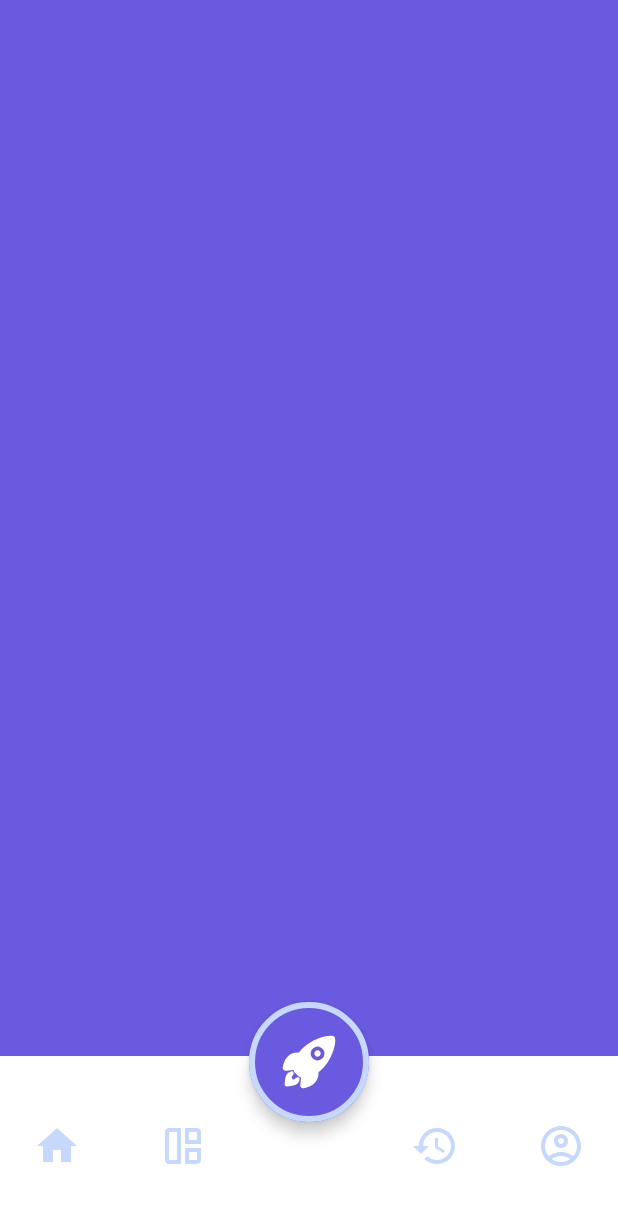
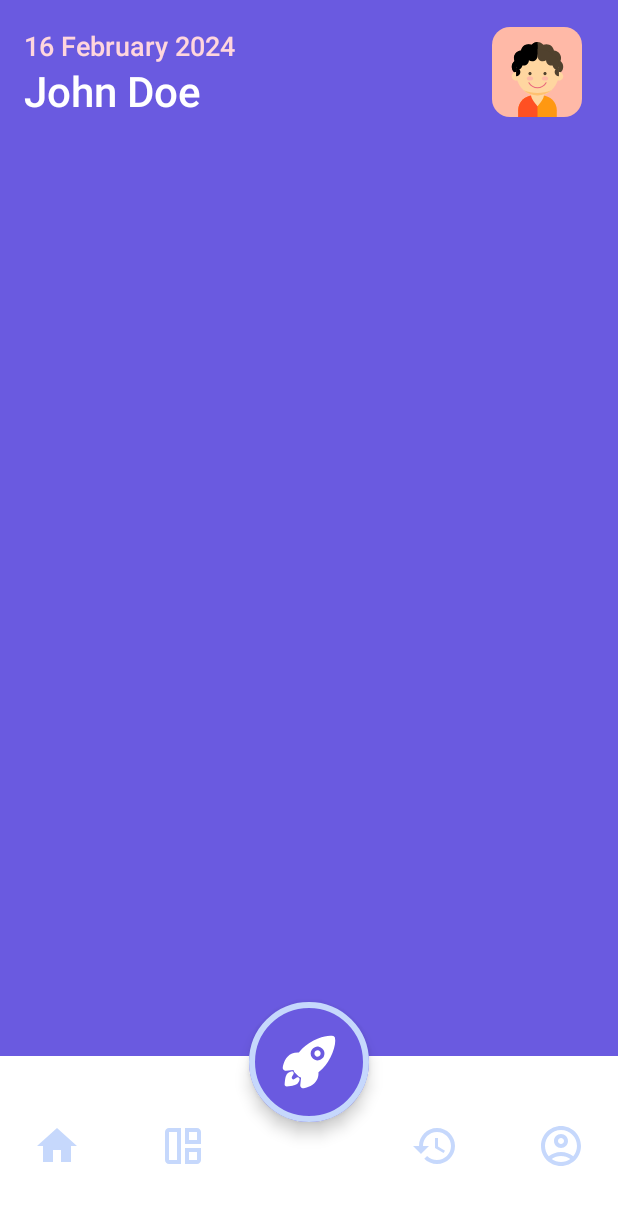
Before and after one commit to MuhammadRadifa/QuizKit, an Android app built with Jetpack Compose: the @Preview function MainAppPreview, on a phone screen of 412 x 824 dp. Shown: the top 1205 px of the screen. Run offline under Robolectric (Android 15) with nearby library versions, the phone set to English and light mode, and no system bars.

```diff
--- a/app/src/main/java/com/example/quizkit/presentation/MainApp.kt
+++ b/app/src/main/java/com/example/quizkit/presentation/MainApp.kt
@@ -8,7 +8,7 @@ fun MainApp(){
     MainScreen()
 }
 
-@Preview
+@Preview(showSystemUi = true)
 @Composable
 fun MainAppPreview(){
     MainApp()
--- a/app/src/main/java/com/example/quizkit/presentation/MainScreen.kt
+++ b/app/src/main/java/com/example/quizkit/presentation/MainScreen.kt
@@ -7,10 +7,12 @@ import androidx.compose.ui.res.colorResource
 import com.example.quizkit.R
 import com.example.quizkit.ui.component.BottomBar
 import com.example.quizkit.ui.component.FloatingButton
+import com.example.quizkit.ui.component.TopBar
 
 @Composable
 fun MainScreen(){
     Scaffold(
+        topBar = { TopBar(title = "home")},
         floatingActionButton = { FloatingButton()},
         floatingActionButtonPosition = FabPosition.Center,
         bottomBar = { BottomBar()},
--- a/app/src/main/java/com/example/quizkit/ui/component/TopBar.kt
+++ b/app/src/main/java/com/example/quizkit/ui/component/TopBar.kt
@@ -1,25 +1,48 @@
 package com.example.quizkit.ui.component
 
 
+import androidx.compose.foundation.Image
+import androidx.compose.foundation.layout.Column
+import androidx.compose.foundation.layout.Spacer
+import androidx.compose.foundation.layout.fillMaxHeight
+import androidx.compose.foundation.layout.height
 import androidx.compose.foundation.layout.padding
 import androidx.compose.foundation.layout.size
+import androidx.compose.foundation.layout.width
+import androidx.compose.foundation.shape.RoundedCornerShape
 import androidx.compose.material.icons.Icons
 import androidx.compose.material.icons.filled.ArrowBack
 import androidx.compose.material3.CenterAlignedTopAppBar
 import androidx.compose.material3.ExperimentalMaterial3Api
 import androidx.compose.material3.Icon
+import androidx.compose.material3.LargeTopAppBar
+import androidx.compose.material3.Surface
 import androidx.compose.material3.Text
+import androidx.compose.material3.TopAppBar
 import androidx.compose.material3.TopAppBarDefaults
 import androidx.compose.runtime.Composable
 import androidx.compose.ui.Modifier
 import androidx.compose.ui.graphics.Color
+import androidx.compose.ui.res.colorResource
+import androidx.compose.ui.res.painterResource
 import androidx.compose.ui.text.font.FontWeight
 import androidx.compose.ui.unit.dp
 import androidx.compose.ui.unit.sp
+import com.example.quizkit.R
+import com.example.quizkit.ui.utils.DateConverter
+
+
+@Composable
+fun TopBar(title:String){
+    when(title){
+        "home" -> TopBarProfile(title)
+        else -> TopBarLeftIcon(title)
+    }
+}
 
 @OptIn(ExperimentalMaterial3Api::class)
 @Composable
-fun TopBar(title:String){
+fun TopBarLeftIcon(title:String){
     CenterAlignedTopAppBar(
         modifier = Modifier.padding(horizontal = 16.dp),
         colors = TopAppBarDefaults.centerAlignedTopAppBarColors(
@@ -42,3 +65,47 @@ fun TopBar(title:String){
         }
     )
 }
+
+@OptIn(ExperimentalMaterial3Api::class)
+@Composable
+fun TopBarProfile(title:String){
+    TopAppBar(
+        colors = TopAppBarDefaults.topAppBarColors(
+            containerColor = Color.Transparent
+        ),
+        modifier = Modifier.padding(top = 16.dp),
+        title = {
+                Column {
+                    Text(
+                        text = DateConverter(System.currentTimeMillis()),
+                        fontSize = 18.sp,
+                        fontWeight = FontWeight.Medium,
+                        color = Color(0xFFFFD6DD)
+                    )
+                    Text(
+                        text = "John Doe",
+                        fontSize = 28.sp,
+                        fontWeight = FontWeight.Medium,
+                        color = Color.White
+                    )
+                }
+        },
+        actions = {
+            Surface(
+                color = Color(0xFFFFB9A7),
+                modifier = Modifier
+                    .width(100.dp)
+                    .height(60.dp).padding(horizontal = 20.dp),
+                shape = RoundedCornerShape(20)
+            ) {
+                Image(
+                    painter = painterResource(id = R.drawable.boy_1),
+                    contentDescription = "profile",
+                    modifier = Modifier
+                        .size(30.dp)
+                        .padding(top = 10.dp)
+                )
+            }
+        }
+    )
+}
--- /dev/null
+++ b/app/src/main/java/com/example/quizkit/ui/utils/DateConverter.kt
@@ -0,0 +1,15 @@
+package com.example.quizkit.ui.utils
+
+
+import android.annotation.SuppressLint
+import java.text.SimpleDateFormat
+import java.util.Date
+
+@SuppressLint("SimpleDateFormat")
+fun DateConverter(currentMilliseconds: Long): String {
+    val sdf = SimpleDateFormat("dd MMMM yyyy")
+
+    val currentDate = Date(currentMilliseconds)
+
+    return sdf.format(currentDate)
+}
--- /dev/null
+++ b/app/src/main/res/drawable/boy_1.xml
@@ -0,0 +1,60 @@
+<vector xmlns:android="http://schemas.android.com/apk/res/android"
+    android:width="350dp"
+    android:height="350dp"
+    android:viewportWidth="350"
+    android:viewportHeight="350">
+  <path
+      android:pathData="M196,250h-21h-21c-38.11,0 -69,30.89 -69,69v31h90h90v-31C265,280.89 234.11,250 196,250z"
+      android:fillColor="#FF9811"/>
+  <path
+      android:pathData="M175,250h-21c-38.11,0 -69,30.89 -69,69v31h90V250z"
+      android:fillColor="#FF5023"/>
+  <path
+      android:pathData="M205,250c0,16.57 -30,50 -30,50s-30,-33.43 -30,-50v-30c0,-16.57 13.43,-30 30,-30l0,0c16.57,0 30,13.43 30,30V250z"
+      android:fillColor="#FFD6A0"/>
+  <path
+      android:pathData="M282.44,88.14C284.08,84.08 285,79.65 285,75c0,-18.78 -14.79,-34.1 -33.35,-34.96C249.23,23.06 234.65,10 217,10c-5.22,0 -10.17,1.15 -14.63,3.2C195.96,5.16 186.09,0 175,0s-20.96,5.16 -27.38,13.2C143.17,11.15 138.22,10 133,10c-17.65,0 -32.23,13.06 -34.65,30.04C79.79,40.9 65,56.22 65,75c0,4.65 0.92,9.09 2.56,13.15C59.89,94.56 55,104.21 55,115c0,19.33 15.67,35 35,35s35,-15.67 35,-35c0,-4.65 -0.92,-9.09 -2.56,-13.15c6.48,-5.42 10.96,-13.14 12.21,-21.9c10.41,-0.48 19.64,-5.52 25.73,-13.16C164.83,68.85 169.78,70 175,70s10.17,-1.15 14.63,-3.2c6.09,7.64 15.31,12.68 25.73,13.16c1.24,8.76 5.73,16.48 12.21,21.9C225.91,105.92 225,110.35 225,115c0,19.33 15.67,35 35,35s35,-15.67 35,-35C295,104.21 290.11,94.56 282.44,88.14z"
+      android:fillColor="#50412E"/>
+  <path
+      android:fillColor="#FF000000"
+      android:pathData="M175,0c-11.09,0 -20.96,5.16 -27.38,13.2C143.17,11.15 138.22,10 133,10c-17.65,0 -32.23,13.06 -34.65,30.04C79.79,40.9 65,56.22 65,75c0,4.65 0.92,9.09 2.56,13.15C59.89,94.56 55,104.21 55,115c0,19.33 15.67,35 35,35s35,-15.67 35,-35c0,-4.65 -0.92,-9.09 -2.56,-13.15c6.48,-5.42 10.96,-13.14 12.21,-21.9c10.41,-0.48 19.64,-5.52 25.73,-13.16C164.83,68.85 169.78,70 175,70V0z"/>
+  <path
+      android:pathData="M75,145a100,105 0,1 0,200 0a100,105 0,1 0,-200 0z"
+      android:fillColor="#FFD6A0"/>
+  <path
+      android:pathData="M175,215.86c-17.42,0 -33.58,-9.44 -42.18,-24.63c-0.68,-1.2 -0.26,-2.73 0.94,-3.41c1.2,-0.68 2.73,-0.26 3.41,0.94c7.71,13.63 22.2,22.09 37.82,22.09c15.62,0 30.11,-8.46 37.82,-22.09c0.68,-1.2 2.2,-1.62 3.41,-0.94c1.2,0.68 1.62,2.2 0.94,3.41C208.58,206.42 192.42,215.86 175,215.86z"
+      android:fillColor="#E8667D"/>
+  <path
+      android:pathData="M125,170a15,10 0,1 0,30 0a15,10 0,1 0,-30 0z"
+      android:fillColor="#FFB9A7"/>
+  <path
+      android:pathData="M140,147.5m-7.5,0a7.5,7.5 0,1 1,15 0a7.5,7.5 0,1 1,-15 0"
+      android:fillColor="#50412E"/>
+  <path
+      android:pathData="M195,170a15,10 0,1 0,30 0a15,10 0,1 0,-30 0z"
+      android:fillColor="#FFB9A7"/>
+  <path
+      android:pathData="M210,147.5m-7.5,0a7.5,7.5 0,1 1,15 0a7.5,7.5 0,1 1,-15 0"
+      android:fillColor="#50412E"/>
+  <path
+      android:pathData="M175,238c-22.53,0 -44.08,-4.36 -63.96,-12.3C128.38,240.87 150.67,250 175,250s46.62,-9.13 63.96,-24.3C219.08,233.64 197.53,238 175,238z"
+      android:fillColor="#FFC170"/>
+  <path
+      android:pathData="M270,80l5,30l-5,20c-12.3,0 -22.52,-8.89 -24.6,-20.59c-1.74,0.38 -3.54,0.59 -5.39,0.59c-13.81,0 -25,-11.19 -25,-25c-4.18,3.14 -9.37,5 -15,5c-13.81,0 -25,-11.19 -25,-25c0,-5.68 -10,-35 -10,-35l57.33,11.33L270,80z"
+      android:fillColor="#50412E"/>
+  <path
+      android:fillColor="#FF000000"
+      android:pathData="M80,80l-5,30l5,20c12.3,0 22.52,-8.89 24.6,-20.59c1.74,0.38 3.54,0.59 5.4,0.59c13.81,0 25,-11.19 25,-25c4.18,3.14 9.37,5 15,5c13.81,0 25,-11.19 25,-25c0,-5.68 0,-55 0,-55L80,80z"/>
+  <path
+      android:pathData="M75,160m-20,0a20,20 0,1 1,40 0a20,20 0,1 1,-40 0"
+      android:fillColor="#FFD6A0"/>
+  <path
+      android:pathData="M275,160m-20,0a20,20 0,1 1,40 0a20,20 0,1 1,-40 0"
+      android:fillColor="#FFD6A0"/>
+  <path
+      android:fillColor="#FF000000"
+      android:pathData="M75,160c11.05,0 20,-8.95 20,-20s-8.95,-20 -20,-20V160z"/>
+  <path
+      android:pathData="M275,160c-11.05,0 -20,-8.95 -20,-20s8.95,-20 20,-20V160z"
+      android:fillColor="#50412E"/>
+</vector>
```
